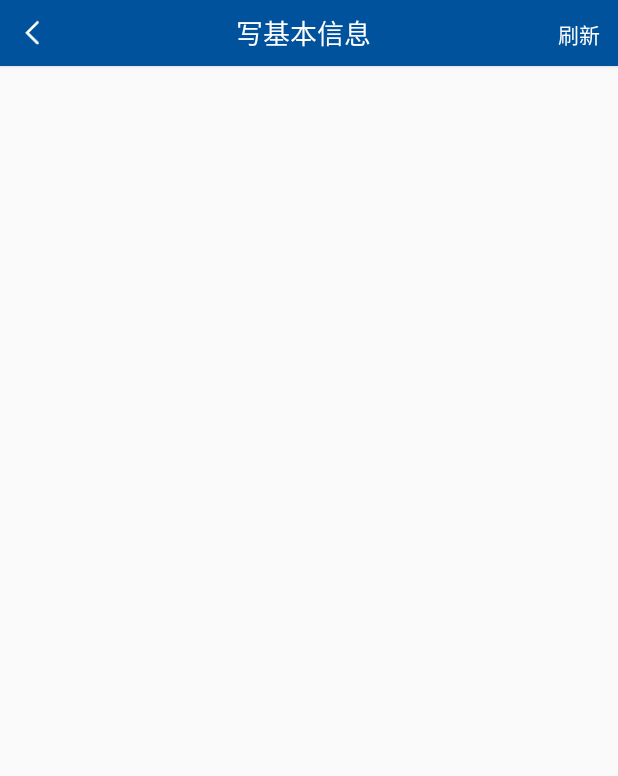
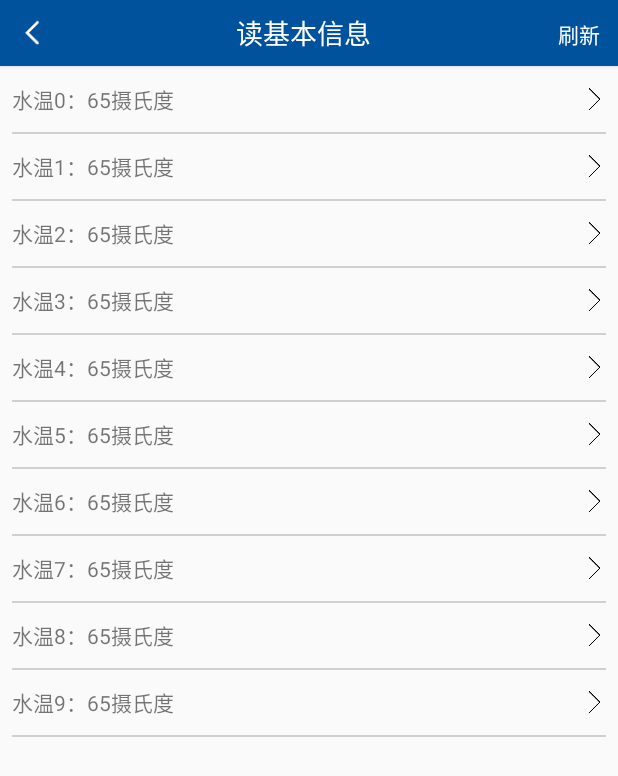
Before and after one commit to zuafzu/OBDproject, an Android app: the WriteBaseInfoActivity screen opened directly, with no data from a screen before it, on a phone screen of 412 x 824 dp. Shown: the top 776 px of the screen. Run offline under Robolectric (Android 15) with nearby library versions, the phone set to English and light mode, and no system bars.

Commit message:
读写基本信息界面搭建

```diff
--- a/app/src/main/java/com/cy/obdproject/activity/MainActivity.kt
+++ b/app/src/main/java/com/cy/obdproject/activity/MainActivity.kt
@@ -129,6 +129,7 @@ class MainActivity : AppCompatActivity(), View.OnClickListener {
         // super.onBackPressed()
         AlertDialog.Builder(this).setTitle("提示").setMessage("确认退出吗？").setPositiveButton("确认", object : DialogInterface.OnClickListener {
             override fun onClick(p0: DialogInterface?, p1: Int) {
+                finish()
             }
         }).setNegativeButton("取消", object : DialogInterface.OnClickListener {
             override fun onClick(p0: DialogInterface?, p1: Int) {
--- a/app/src/main/java/com/cy/obdproject/activity/WriteBaseInfoActivity.java
+++ /dev/null
@@ -1,15 +0,0 @@
-package com.cy.obdproject.activity;
-
-import android.support.v7.app.AppCompatActivity;
-import android.os.Bundle;
-
-import com.cy.obdproject.R;
-
-public class WriteBaseInfoActivity extends AppCompatActivity {
-
-    @Override
-    protected void onCreate(Bundle savedInstanceState) {
-        super.onCreate(savedInstanceState);
-        setContentView(R.layout.activity_write_base_info);
-    }
-}
--- /dev/null
+++ b/app/src/main/java/com/cy/obdproject/activity/WriteBaseInfoActivity.kt
@@ -0,0 +1,90 @@
+package com.cy.obdproject.activity
+
+import android.support.v7.app.AppCompatActivity
+import android.os.Bundle
+import android.view.View
+
+import com.cy.obdproject.R
+import com.cy.obdproject.adapter.BaseInfoAdapter
+import com.cy.obdproject.bean.BaseInfoBean
+import kotlinx.android.synthetic.main.activity_write_base_info.*
+import android.widget.Toast
+import android.content.DialogInterface
+import android.app.AlertDialog.THEME_HOLO_LIGHT
+import android.support.v7.app.AlertDialog
+import android.widget.EditText
+import android.view.LayoutInflater
+
+
+
+
+
+class WriteBaseInfoActivity : AppCompatActivity(), View.OnClickListener {
+
+    private var list: ArrayList<BaseInfoBean>? = null
+    private var baseInfoAdapter: BaseInfoAdapter? = null
+
+    override fun onCreate(savedInstanceState: Bundle?) {
+        super.onCreate(savedInstanceState)
+        setContentView(R.layout.activity_write_base_info)
+        initView()
+        initData()
+    }
+
+    private fun initView() {
+        iv_back.setOnClickListener(this)
+        tv_refresh.setOnClickListener(this)
+
+    }
+
+    private fun initData() {
+        list = ArrayList()
+        for (i in 0 until 10){
+
+            var bean = BaseInfoBean("水温"+i+"：","65摄氏度")
+            list!!.add(bean)
+        }
+
+        if (baseInfoAdapter == null) {
+            baseInfoAdapter = BaseInfoAdapter(list!!, this,2)
+            listView!!.adapter = baseInfoAdapter
+        } else {
+            baseInfoAdapter!!.notifyDataSetChanged()
+        }
+
+        listView.setOnItemClickListener { parent, view, position, id ->
+            var view = LayoutInflater.from(this@WriteBaseInfoActivity).inflate(R.layout.alert_view, null)//这里必须是final的
+            var edit = view.findViewById(R.id.et) as EditText//获得输入框对象
+            edit.setText(list!![position].value.toString())
+            if (!list!![position].value.isEmpty()){
+                edit.setSelection(list!![position].value.length)
+            }
+            AlertDialog.Builder(this)
+                    .setTitle("提示")
+                    .setView(view)
+                    .setCancelable(false)
+                    .setPositiveButton("确定", DialogInterface.OnClickListener { dialog, which ->
+                        val input = edit.text.toString()
+                        if (input == "") {
+                            Toast.makeText(applicationContext, "不能为空！", Toast.LENGTH_LONG).show()
+                        } else {
+                            list!![position].value = input
+                            baseInfoAdapter!!.notifyDataSetChanged()
+                        }
+                    })
+                    .setNegativeButton("取消", null)
+                    .show()
+        }
+    }
+
+    override fun onClick(p0: View?) {
+        when (p0!!.id) {
+            iv_back.id -> {
+                finish()
+            }
+            tv_refresh.id -> {
+
+            }
+        }
+    }
+}
--- /dev/null
+++ b/app/src/main/java/com/cy/obdproject/adapter/BaseInfoAdapter.java
@@ -0,0 +1,78 @@
+package com.cy.obdproject.adapter;
+
+import android.content.Context;
+import android.view.LayoutInflater;
+import android.view.View;
+import android.view.ViewGroup;
+import android.widget.BaseAdapter;
+import android.widget.ImageView;
+import android.widget.TextView;
+
+import com.cy.obdproject.R;
+import com.cy.obdproject.bean.BaseInfoBean;
+
+import java.util.ArrayList;
+
+public class BaseInfoAdapter extends BaseAdapter {
+
+    private ArrayList<BaseInfoBean> items;
+    private Context context;
+    private int flag;
+
+    public BaseInfoAdapter(ArrayList<BaseInfoBean> items, Context context,int flag) {
+        this.items = items;
+        this.context = context;
+        this.flag = flag;
+    }
+
+    @Override
+    public int getCount() {
+        return items.size();
+    }
+
+    @Override
+    public Object getItem(int position) {
+        return items.get(position);
+    }
+
+    @Override
+    public long getItemId(int position) {
+        return position;
+    }
+
+    @Override
+    public View getView(int position, View convertView, ViewGroup parent) {
+        Holder holder = null;
+        if (convertView == null) {
+            holder = new Holder();
+            convertView = LayoutInflater.from(context).inflate(R.layout.list_item_base_info, parent, false);
+            holder.tv_name = (TextView) convertView.findViewById(R.id.tv_name);
+            holder.tv_value = (TextView) convertView.findViewById(R.id.tv_value);
+            holder.view_line = (View) convertView.findViewById(R.id.view_line);
+            holder.iv_left = (ImageView) convertView.findViewById(R.id.iv_left);
+            convertView.setTag(holder);
+        } else {
+            holder = (Holder) convertView.getTag();
+        }
+        holder.tv_name.setText(items.get(position).getName());
+        holder.tv_value.setText(items.get(position).getValue());
+        if (flag ==1){
+            holder.iv_left.setVisibility(View.GONE);
+        }else {
+            holder.iv_left.setVisibility(View.VISIBLE);
+        }
+//        if (position != (getCount() - 1)) {
+//            holder.view_line.setVisibility(View.VISIBLE);
+//        } else {
+//            holder.view_line.setVisibility(View.GONE);
+//        }
+        return convertView;
+    }
+
+    public class Holder {
+        public TextView tv_name, tv_value;
+        public View view_line;
+        public ImageView iv_left;
+    }
+
+}
--- /dev/null
+++ b/app/src/main/java/com/cy/obdproject/bean/BaseInfoBean.java
@@ -0,0 +1,35 @@
+package com.cy.obdproject.bean;
+
+public class BaseInfoBean {
+    private String name;
+    private String value;
+
+    public BaseInfoBean(String name, String value) {
+        this.name = name;
+        this.value = value;
+    }
+
+    public String getName() {
+        return name;
+    }
+
+    public void setName(String name) {
+        this.name = name;
+    }
+
+    public String getValue() {
+        return value;
+    }
+
+    public void setValue(String value) {
+        this.value = value;
+    }
+
+    @Override
+    public String toString() {
+        return "BaseInfoBean{" +
+                "name='" + name + '\'' +
+                ", value='" + value + '\'' +
+                '}';
+    }
+}
--- a/app/src/main/res/layout/activity_write_base_info.xml
+++ b/app/src/main/res/layout/activity_write_base_info.xml
@@ -17,6 +17,7 @@
 
         <ImageView
             android:id="@+id/iv_back"
+            android:tag="iv_back"
             android:layout_width="44dp"
             android:layout_height="44dp"
             android:background="?android:attr/selectableItemBackground"
@@ -30,11 +31,12 @@
             android:layout_height="wrap_content"
             android:layout_weight="1"
             android:gravity="center"
-            android:text="@string/xjbxx"
+            android:text="@string/djbxx"
             android:textColor="@android:color/white"
             android:textSize="18sp" />
 
         <TextView
+            android:tag="tv_refresh"
             android:id="@+id/tv_refresh"
             android:layout_width="wrap_content"
             android:layout_height="44dp"
@@ -44,16 +46,14 @@
 
     </LinearLayout>
 
-    <ScrollView
+    <ListView
+        android:id="@+id/listView"
+        android:tag="listView"
+        android:listSelector="@android:color/transparent"
+        android:divider="@android:color/transparent"
+        android:dividerHeight="0dp"
         android:layout_width="match_parent"
-        android:layout_height="match_parent">
-
-        <LinearLayout
-            android:layout_width="match_parent"
-            android:layout_height="match_parent"
-            android:orientation="vertical">
-
-        </LinearLayout>
-    </ScrollView>
+        android:layout_height="0dp"
+        android:layout_weight="1"/>
 
 </LinearLayout>
--- /dev/null
+++ b/app/src/main/res/layout/list_item_base_info.xml
@@ -0,0 +1,48 @@
+<?xml version="1.0" encoding="utf-8"?>
+<LinearLayout xmlns:android="http://schemas.android.com/apk/res/android"
+    android:layout_width="match_parent"
+    android:orientation="vertical"
+    android:layout_height="45dp">
+
+    <LinearLayout
+        android:layout_width="match_parent"
+        android:layout_height="0dp"
+        android:layout_weight="1"
+
+        android:layout_marginLeft="8dp"
+        android:layout_marginRight="8dp"
+        android:orientation="horizontal">
+
+        <TextView
+            android:id="@+id/tv_name"
+            android:layout_width="wrap_content"
+            android:layout_height="match_parent"
+            android:gravity="left|center_vertical"
+            android:text="项目1："
+            android:textSize="14sp" />
+
+        <TextView
+            android:id="@+id/tv_value"
+            android:layout_width="0dp"
+            android:layout_weight="1"
+            android:layout_height="match_parent"
+            android:gravity="left|center_vertical"
+            android:text="项目1"
+            android:textSize="14sp" />
+
+        <ImageView
+            android:id="@+id/iv_left"
+            android:layout_width="15dp"
+            android:src="@mipmap/left"
+            android:layout_height="wrap_content" />
+    </LinearLayout>
+
+    <View
+        android:id="@+id/view_line"
+        android:layout_width="match_parent"
+        android:layout_height="1sp"
+        android:layout_marginLeft="8dp"
+        android:layout_marginRight="8dp"
+        android:background="@color/line" />
+
+</LinearLayout>
```
Also changed, not shown: app/src/main/java/com/cy/obdproject/activity/ReadBaseInfoActivity.java (deleted, +0 -15 lines), app/src/main/java/com/cy/obdproject/activity/ReadBaseInfoActivity.kt (added, +54 -0 lines), app/src/main/res/layout/activity_main.xml (+11 -0 lines), app/src/main/res/layout/activity_read_base_info.xml (+13 -10 lines), app/src/main/res/layout/alert_view.xml (added, +29 -0 lines), app/src/main/res/mipmap-xxhdpi/left.png (added).
